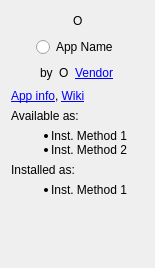
Before: the Qt Designer form ui/browsercard.ui in Kicksecure/browser-choice, drawn with Qt 5.
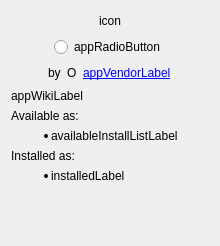
After: the same form once the commit is applied.

```diff
--- a/ui/browsercard.ui
+++ b/ui/browsercard.ui
@@ -6,8 +6,8 @@
    <rect>
     <x>0</x>
     <y>0</y>
-    <width>155</width>
-    <height>268</height>
+    <width>220</width>
+    <height>246</height>
    </rect>
   </property>
   <property name="windowTitle">
@@ -38,7 +38,7 @@
         </size>
        </property>
        <property name="text">
-        <string>O</string>
+        <string>icon</string>
        </property>
        <property name="scaledContents">
         <bool>true</bool>
@@ -84,7 +84,7 @@
         </sizepolicy>
        </property>
        <property name="text">
-        <string>App Name</string>
+        <string>appRadioButton</string>
        </property>
       </widget>
      </item>
@@ -144,7 +144,7 @@
      <item>
       <widget class="QLabel" name="appVendorLabel">
        <property name="text">
-        <string>&lt;a href=&quot;https://example.com&quot;&gt;Vendor&lt;/a&gt;</string>
+        <string>&lt;a href=&quot;https://example.com&quot;&gt;appVendorLabel&lt;/a&gt;</string>
        </property>
       </widget>
      </item>
@@ -166,7 +166,7 @@
    <item>
     <widget class="QLabel" name="appWikiLabel">
      <property name="text">
-      <string>&lt;a href=&quot;https://www.example.com&quot;&gt;App info&lt;/a&gt;, &lt;a href=&quot;https://www.kicksecure.com/wiki&quot;&gt;Wiki&lt;/a&gt;</string>
+      <string>appWikiLabel</string>
      </property>
     </widget>
    </item>
@@ -180,11 +180,9 @@
    <item>
     <widget class="QLabel" name="availableInstallListLabel">
      <property name="text">
-      <string>&lt;html&gt;&lt;head/&gt;&lt;body&gt;
-&lt;ul&gt;
-&lt;li&gt;Inst. Method 1&lt;/li&gt;
-&lt;li&gt;Inst. Method 2&lt;/li&gt;
-&lt;/body&gt;&lt;/html&gt;</string>
+      <string>&lt;ul&gt;
+&lt;li&gt;availableInstallListLabel&lt;/li&gt;
+&lt;/ul&gt;</string>
      </property>
     </widget>
    </item>
@@ -198,11 +196,9 @@
    <item>
     <widget class="QLabel" name="installedLabel">
      <property name="text">
-      <string>&lt;html&gt;&lt;head/&gt;&lt;body&gt;
-&lt;ul&gt;
-&lt;li&gt;Inst. Method 1&lt;/li&gt;
-&lt;/ul&gt;
-&lt;/body&gt;&lt;/html&gt;</string>
+      <string>&lt;ul&gt;
+&lt;li&gt;installedLabel&lt;/li&gt;
+&lt;/ul&gt;</string>
      </property>
     </widget>
    </item>
```
